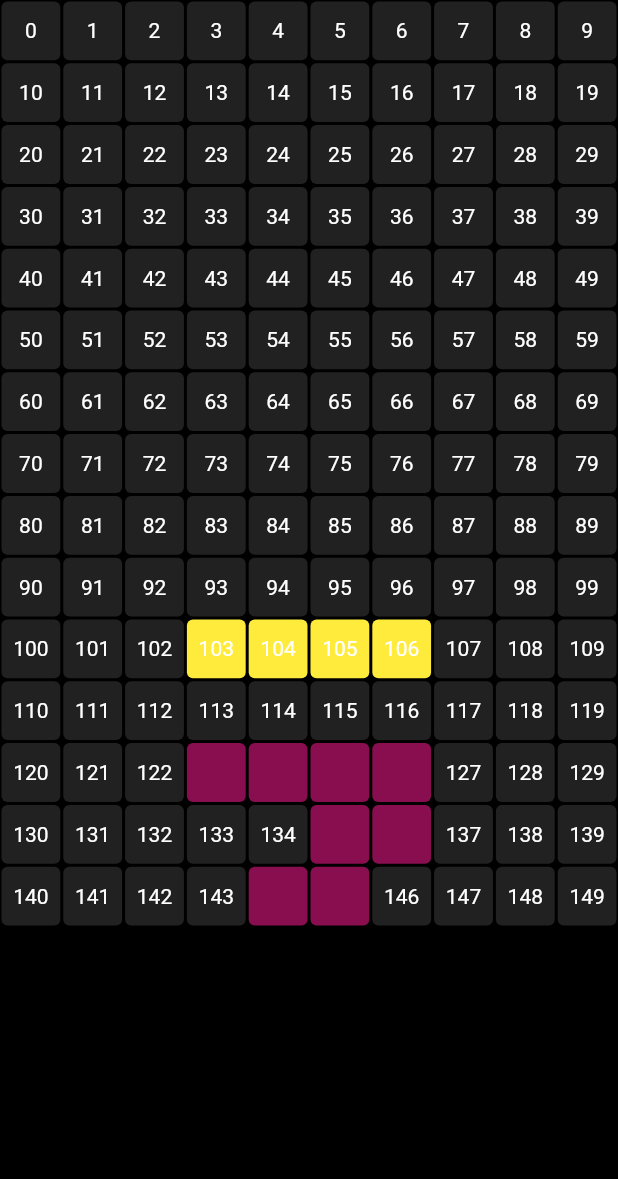
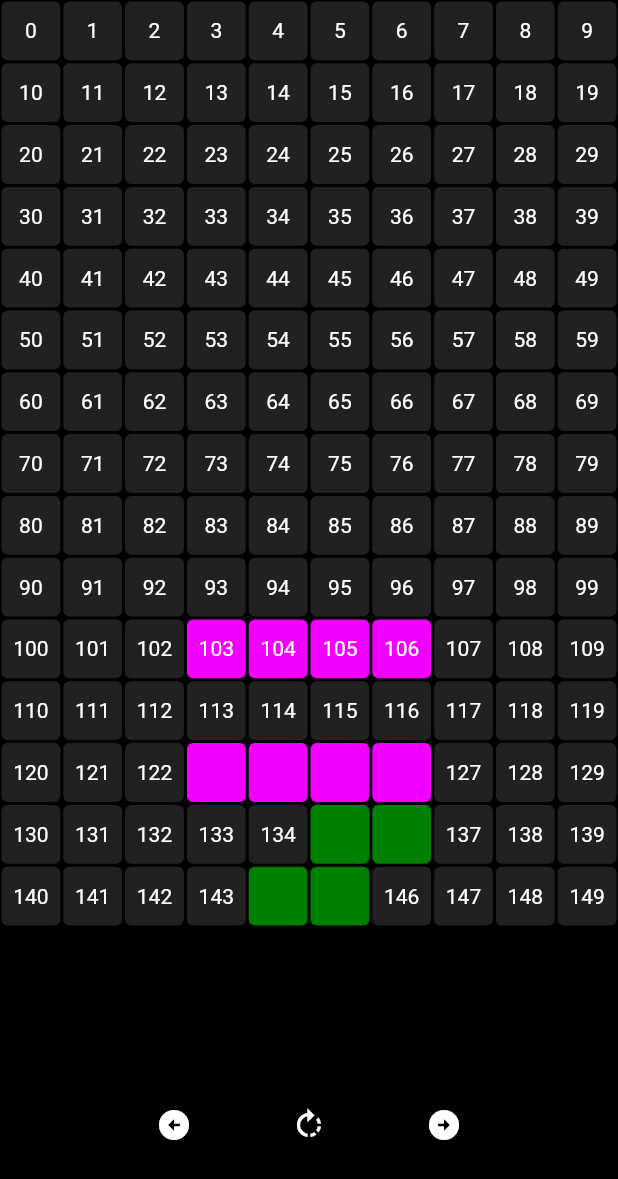
Before and after one commit to CourtlandHillman/Tetris_Game------, a Flutter app: the screen it shows after launch, on a phone screen of 412 x 824 dp. Shown: the top 1179 px of the screen. Run offline on Flutter 3.47's test engine with Material 2 defaults, Android fonts, the phone set to English and light mode, and no system bars.

```diff
--- a/lib/board.dart
+++ b/lib/board.dart
@@ -95,9 +95,9 @@ class _GameBoardState extends State<GameBoard> {
   }
 
   void checkLanding() {
-    // if going down is occupied or landed on other pieces
+    // ==========if going down is occupied or landed on other pieces
     if (checkCollision(Direction.down) || checkLanded()) {
-      // mark position as occupied on the game board
+      // =============mark position as occupied on the game board
       for (int i = 0; i < currentPiece.position.length; i++) {
         int row = (currentPiece.position[i] / rowLength).floor();
         int col = currentPiece.position[i] % rowLength;
@@ -107,24 +107,24 @@ class _GameBoardState extends State<GameBoard> {
         }
       }
 
-      // once landed, create the next piece
+      //============= once landed, create the next piece
       createNewPiece();
     }
   }
 
   bool checkLanded() {
-    // loop through each position of the current piece
+    //================ loop through each position of the current piece
     for (int i = 0; i < currentPiece.position.length; i++) {
       int row = (currentPiece.position[i] / rowLength).floor();
       int col = currentPiece.position[i] % rowLength;
 
-      // check if the cell below is already occupied
+      //================ check if the cell below is already occupied
       if (row + 1 < colLength && row >= 0 && gameBoard[row + 1][col] != null) {
         return true; // collision with a landed piece
       }
     }
 
-    return false; // no collision with landed pieces
+    return false; //============= no collision with landed pieces
   }
 
   void createNewPiece() {
@@ -139,32 +139,49 @@ class _GameBoardState extends State<GameBoard> {
     currentPiece.initializedPiece();
   }
 
+
+
+  //=============move left=============================================
+  void moveLeft(){
+
+  }
+  //=============move Rotate=============================================
+  void rotatePiece(){
+
+  }
+  //=============move Right=============================================
+  void moveRight(){
+
+  }
+
   @override
   Widget build(BuildContext context) {
     return Scaffold(
       backgroundColor: Colors.black,
-      body: GridView.builder(
+      body: Column(
+        children: [
+          Expanded(
+            child: GridView.builder(
                 itemCount: rowLenght * colLength,
                 physics: const NeverScrollableScrollPhysics(),
                 gridDelegate: SliverGridDelegateWithFixedCrossAxisCount(
                     crossAxisCount: rowLenght),
                 itemBuilder: (context, index) {
-
                   int row = (index / rowLenght).floor();
-        int col =index % rowLenght;
-
+                  int col = index % rowLenght;
 
                   //=============current piece================
                   if (currentPiece.position.contains(index)) {
                     return Pixel(
-                color: Colors.yellow,
+                      color: currentPiece.color,
                       child: index,
                     );
                   }
                   //===============landed piece=============
-            else if(gameBoard[row][col] != null) {
+                  else if (gameBoard[row][col] != null) {
+                    final Tetromino? tetrominoType = gameBoard[row][col];
                     return Pixel(
-                color: Colors.pink[900],
+                      color: tetrominoColors[tetrominoType],
                       child: '',
                     );
                   }
@@ -176,6 +193,46 @@ class _GameBoardState extends State<GameBoard> {
                     );
                   }
                 }),
+          ),
+
+          Padding(
+            padding: const EdgeInsets.all(50.0),
+            child: Row(
+              mainAxisAlignment: MainAxisAlignment.spaceEvenly,
+              children: [
+                //====================LEFT=============================
+                IconButton(
+                  onPressed: moveLeft,
+                  color: Colors.white,
+                  icon: Icon(Icons.arrow_circle_left,
+                  ),
+                  ),
+
+
+
+
+                //=======================ROTATE=========================
+                IconButton(
+                  onPressed: rotatePiece,
+                  color: Colors.white,
+                  icon: Icon(Icons.rotate_right,
+                  ),
+                  ),
+
+
+                //========================RIGHT=========================
+                IconButton(
+                  onPressed: moveRight,
+                  color: Colors.white,
+                  icon: Icon(Icons.arrow_circle_right,
+                  ),
+                  ),
+
+              ],
+            ),
+          ),
+        ],
+      ),
     );
   }
 }
--- a/lib/piece.dart
+++ b/lib/piece.dart
@@ -1,3 +1,5 @@
+import 'dart:ui';
+
 import 'package:tetris_game/values.dart';
 
 class Piece {
@@ -6,6 +8,11 @@ class Piece {
   Piece({required this.type});
 
   List<int> position = [];
+
+  //===========COLOR===========================
+  Color get color {
+    return tetrominoColors[type] ?? const Color(0xFFFFFFFF);
+  }
 
   void initializedPiece() {
     switch (type) {
@@ -67,7 +74,6 @@ class Piece {
         break;
 
       default:
-
     }
   }
 
@@ -79,12 +85,12 @@ class Piece {
           position[i] += rowLength;
         }
         break;
-        case Direction.right:
+      case Direction.right:
         for (int i = 0; i < position.length; i++) {
           position[i] += 1;
         }
         break;
-        case Direction.left:
+      case Direction.left:
         for (int i = 0; i < position.length; i++) {
           position[i] -= 1;
         }
--- a/lib/values.dart
+++ b/lib/values.dart
@@ -1,8 +1,10 @@
-  int rowLength = 10;
-  int colLenght = 15;
+import 'package:flutter/material.dart';
 
-enum Direction{
-  left ,
+int rowLength = 10;
+int colLenght = 15;
+
+enum Direction {
+  left,
   right,
   down,
 }
@@ -15,5 +17,14 @@ enum Tetromino {
   S,
   Z,
   T,
+}
 
-}
+const Map<Tetromino, Color> tetrominoColors = {
+  Tetromino.L: Color(0xFFFFA500),
+  Tetromino.J: Color.fromARGB(255, 0, 102, 255),
+  Tetromino.I: Color.fromARGB(255, 242, 0, 255),
+  Tetromino.O: Color(0xFFFFFF00),
+  Tetromino.S: Color(0xFF008000),
+  Tetromino.Z: Color(0xFFFF0000),
+  Tetromino.T: Color.fromARGB(255, 144, 0, 255),
+};
```
Lines whose indentation alone changed are shown as unchanged.
